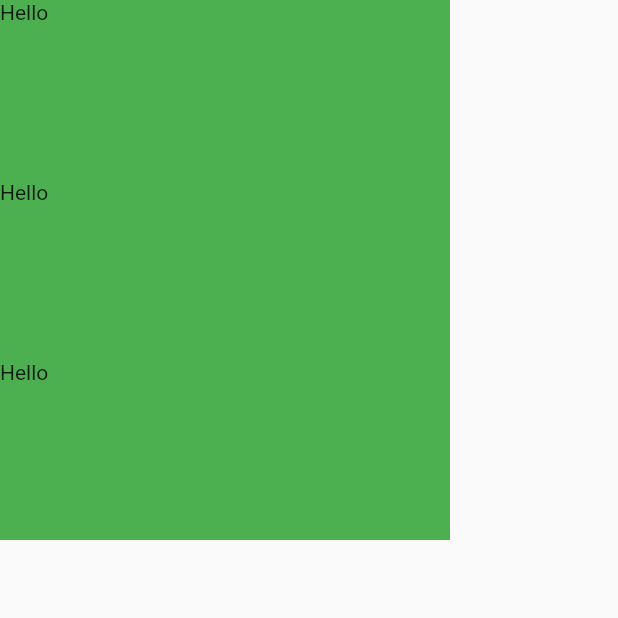
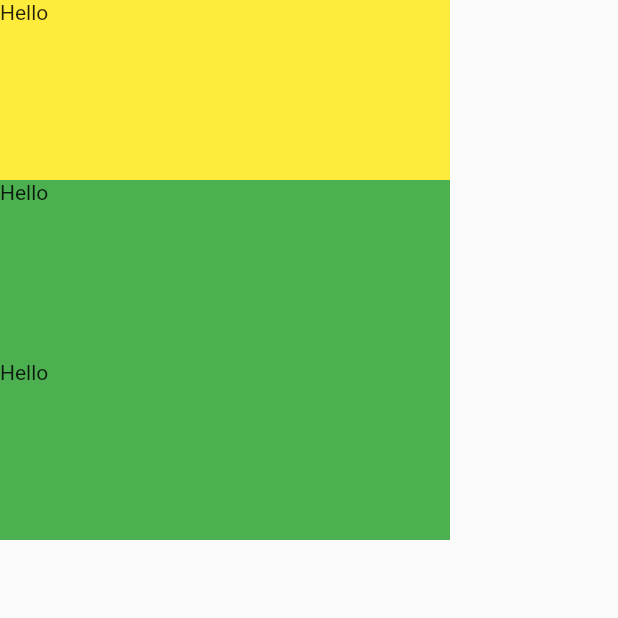
Before and after one commit to hrithikwins/headstart_flutter, a Flutter app: the screen it shows after launch, on a phone screen of 412 x 824 dp, the top half of it. Run offline on Flutter 3.47's test engine with Material 2 defaults, Android fonts, the phone set to English and light mode, and no system bars.

Commit message:
yelow container

```diff
--- a/lib/main.dart
+++ b/lib/main.dart
@@ -57,7 +57,7 @@ class MyHomePage extends StatelessWidget {
             Container(
               height: 120,
               width: 300,
-              color: Colors.green,
+              color: Colors.yellow,
               child: Text("Hello"),
             ),
             Container(
```
